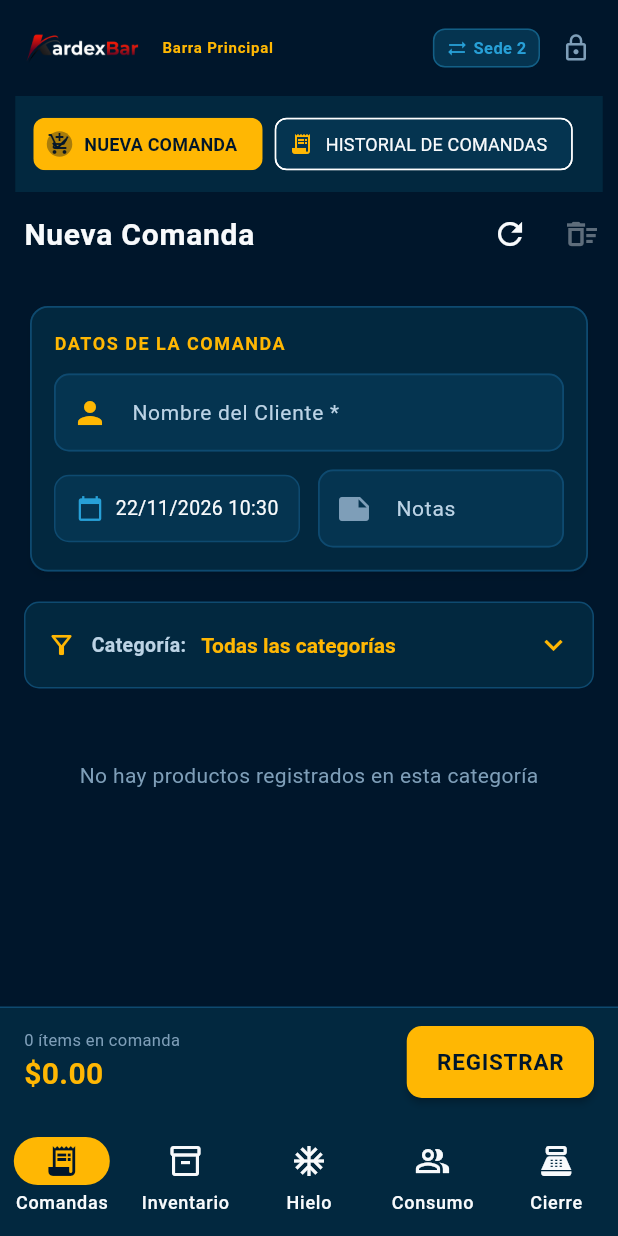
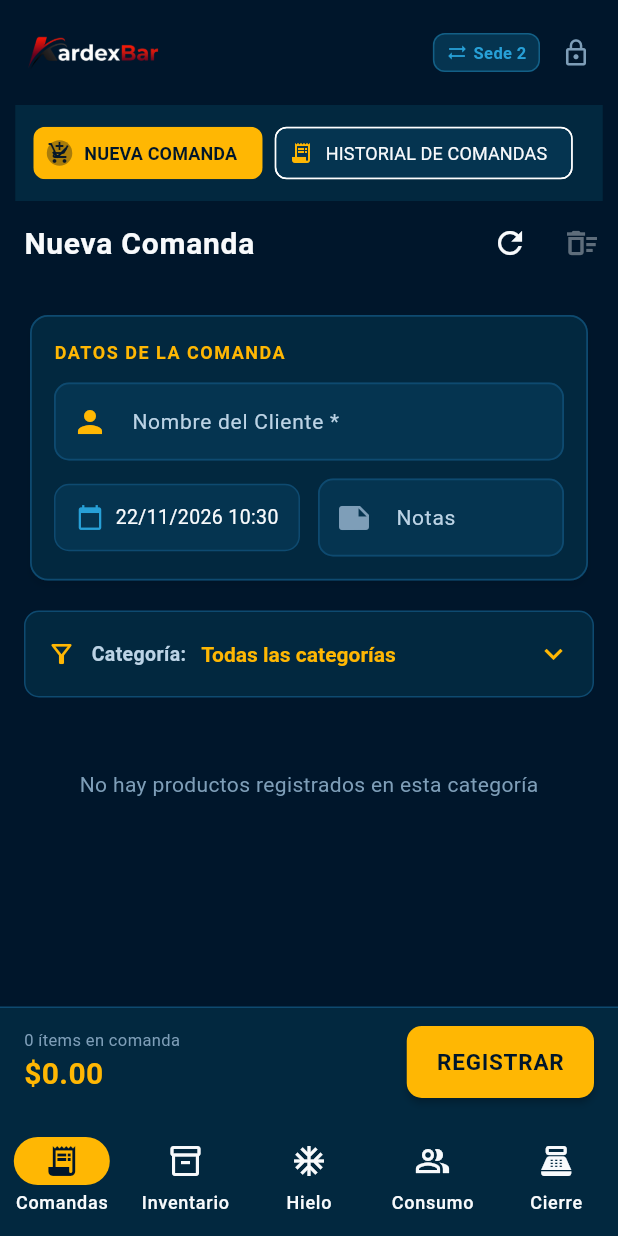
Before and after one commit to VladimirArguelles/kardexbar, a Flutter app: the MainBarLayoutScreen screen opened directly, on a phone screen of 412 x 824 dp. Run offline on Flutter 3.47's test engine with Material 3 defaults, Android fonts, the phone set to English and light mode, and no system bars; our stand-ins replace pdf, printing, supabase_flutter; accounts and stored records are empty.

Commit message:
style: remover texto 'Terminal de Barra' y aumentar tamano del logo en la cabecera a 56px

```diff
--- a/lib/main.dart
+++ b/lib/main.dart
@@ -129,29 +129,20 @@ class _MainBarLayoutScreenState extends State<MainBarLayoutScreen> {
       child: Scaffold(
         backgroundColor: AppTheme.background,
         appBar: AppBar(
-          toolbarHeight: 64,
+          toolbarHeight: 70,
           titleSpacing: 12,
           title: Row(
             mainAxisSize: MainAxisSize.min,
             children: [
-              // Logo oficial KardexBar con tamaño aumentado
+              // Logo oficial KardexBar con tamaño aumentado y sin textos redundantes al lado
               Image.asset(
                 'assets/images/logo.png',
-                height: 48,
+                height: 56,
                 fit: BoxFit.contain,
                 errorBuilder: (context, error, stackTrace) => Image.asset(
                   'assets/images/KardexBar-Logo.png',
-                  height: 48,
+                  height: 56,
                   fit: BoxFit.contain,
-                ),
-              ),
-              const SizedBox(width: 10),
-              Text(
-                isWide ? 'Terminal de Barra' : 'Barra Principal',
-                style: TextStyle(
-                  fontSize: 10,
-                  fontWeight: isWide ? FontWeight.normal : FontWeight.w600,
-                  color: isWide ? AppTheme.textSecondary : AppTheme.primaryAmber,
                 ),
               ),
               if (isWide) ...[
```
Also changed, not shown: 2 other files.
